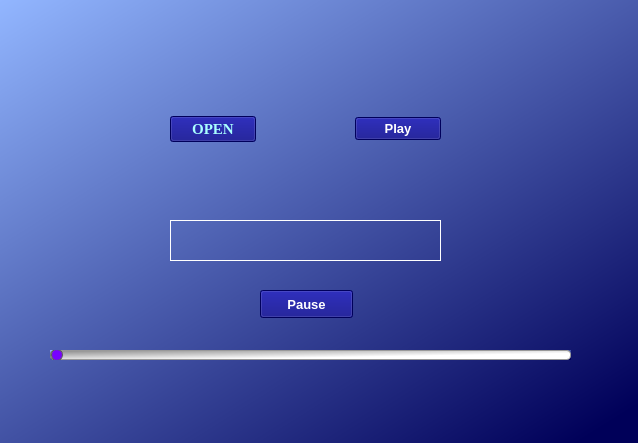
The window that basic2.ui (hsmaharaj1/musicplayer) describes before a commit, drawn with Qt 5.
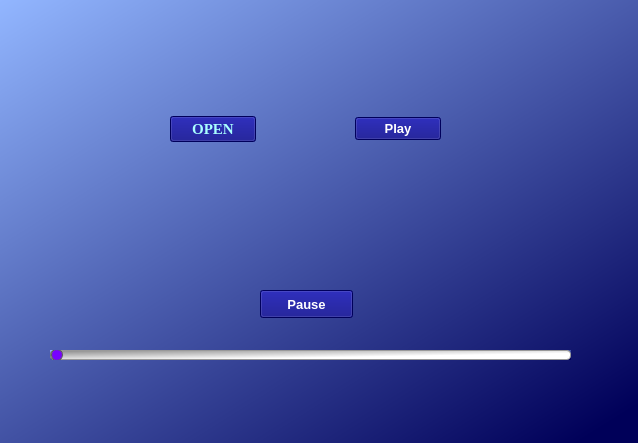
The same window after the commit.

Patch:
```diff
--- a/basic2.ui
+++ b/basic2.ui
@@ -107,7 +107,7 @@
 color: white;</string>
     </property>
     <property name="frameShape">
-     <enum>QFrame::Panel</enum>
+     <enum>QFrame::NoFrame</enum>
     </property>
     <property name="text">
      <string/>
```
Left out of the diff: 1 changed line with no effect on the pictures.
